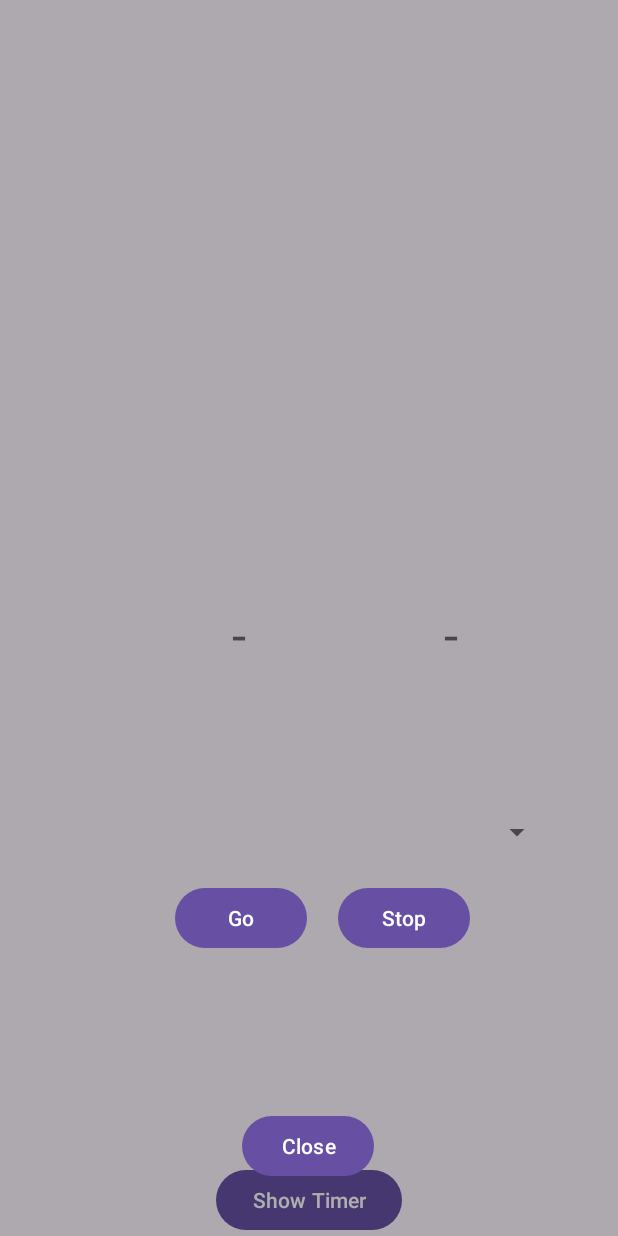
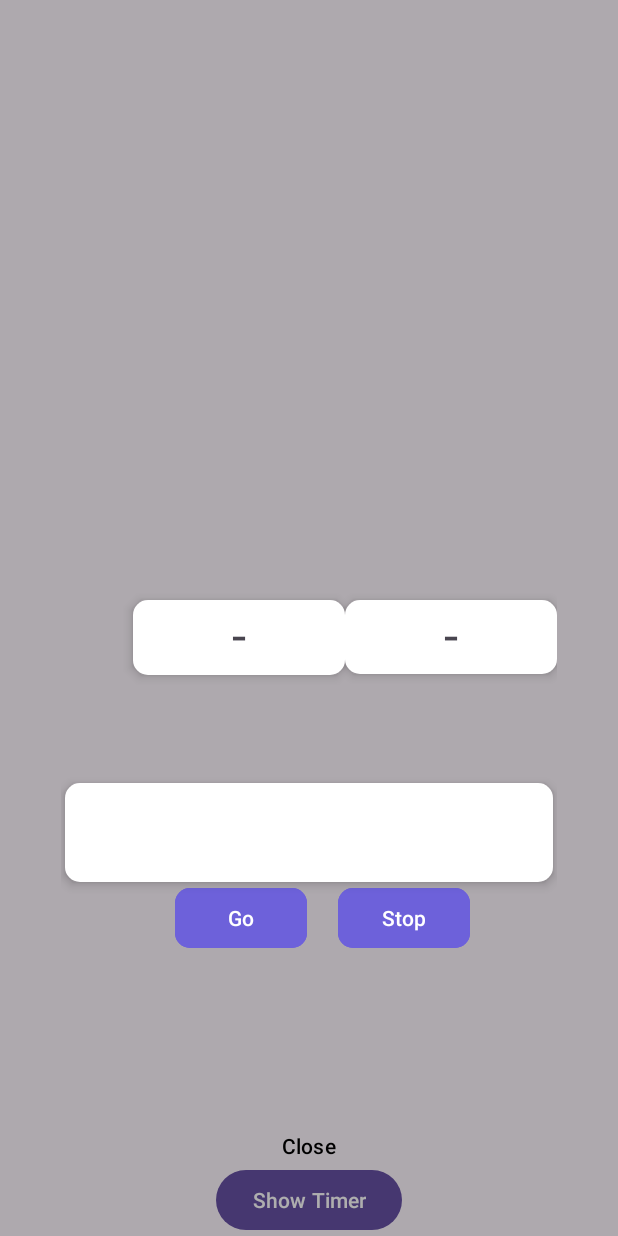
Before and after one commit to JarrydHarker/Limitless-public, an Android app built with Jetpack Compose: the Map_Activity screen opened directly, with no data from a screen before it, after a tap on "Show Timer", on a phone screen of 412 x 824 dp. Run offline under Robolectric (Android 15) with nearby library versions, the phone set to English and light mode, and no system bars; libraries missing offline, so code that uses them is left out: com.github.mikephil.charting.

Commit message:
styled the timer

```diff
--- a/app/src/main/res/layout/timer_dialog.xml
+++ b/app/src/main/res/layout/timer_dialog.xml
@@ -12,6 +12,8 @@
         android:layout_height="50dp"
         android:layout_marginStart="48dp"
         android:layout_marginTop="100dp"
+        android:background="@drawable/box"
+        android:elevation="4dp"
         android:text="-"
         android:textAlignment="center"
         android:textSize="34sp"
@@ -23,7 +25,9 @@
         android:layout_width="141dp"
         android:layout_height="49dp"
         android:layout_marginTop="100dp"
+        android:background="@drawable/box"
         android:text="-"
+        android:elevation="4dp"
         android:textAlignment="center"
         android:textSize="34sp"
         app:layout_constraintEnd_toEndOf="parent"
@@ -36,7 +40,9 @@
         android:layout_width="wrap_content"
         android:layout_height="wrap_content"
         android:layout_marginBottom="36dp"
+        android:backgroundTint="#00FFFFFF"
         android:text="Close"
+        android:textColor="@color/black"
         app:layout_constraintBottom_toBottomOf="parent"
         app:layout_constraintEnd_toEndOf="parent"
         app:layout_constraintHorizontal_bias="0.498"
@@ -47,7 +53,9 @@
         android:layout_width="wrap_content"
         android:layout_height="wrap_content"
         android:layout_marginBottom="104dp"
+        android:backgroundTint="#6d61da"
         android:text="Go"
+        app:cornerRadius="10dp"
         app:layout_constraintBottom_toTopOf="@+id/btnClose"
         app:layout_constraintEnd_toEndOf="parent"
         app:layout_constraintHorizontal_bias="0.312"
@@ -60,6 +68,9 @@
         android:layout_width="325dp"
         android:layout_height="66dp"
         android:layout_marginTop="72dp"
+        android:background="@drawable/box"
+        android:elevation="4dp"
+        android:paddingLeft="15dp"
         app:layout_constraintEnd_toEndOf="parent"
         app:layout_constraintStart_toStartOf="parent"
         app:layout_constraintTop_toBottomOf="@+id/lblTime1" />
@@ -69,7 +80,9 @@
         android:layout_width="wrap_content"
         android:layout_height="wrap_content"
         android:layout_marginBottom="104dp"
+        android:backgroundTint="#6d61da"
         android:text="Stop"
+        app:cornerRadius="10dp"
         app:layout_constraintBottom_toTopOf="@+id/btnClose"
         app:layout_constraintEnd_toEndOf="parent"
         app:layout_constraintHorizontal_bias="0.266"
```
